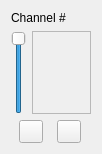
Above: src/channel-widget.ui from atesteve/psxplayer before the change. Below: the same form after it.
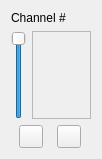
That is the form after the change. Icons and pictures are not drawn.

What changed in the file:
```diff
--- a/src/channel-widget.ui
+++ b/src/channel-widget.ui
@@ -7,9 +7,15 @@
     <x>0</x>
     <y>0</y>
     <width>102</width>
-    <height>154</height>
+    <height>159</height>
    </rect>
   </property>
+  <property name="sizePolicy">
+   <sizepolicy hsizetype="Fixed" vsizetype="Preferred">
+    <horstretch>0</horstretch>
+    <verstretch>0</verstretch>
+   </sizepolicy>
+  </property>
   <property name="windowTitle">
    <string>Form</string>
   </property>
@@ -42,7 +48,7 @@
         <enum>QFrame::Shape::StyledPanel</enum>
        </property>
        <property name="frameShadow">
-        <enum>QFrame::Shadow::Raised</enum>
+        <enum>QFrame::Shadow::Sunken</enum>
        </property>
       </widget>
      </item>
```
